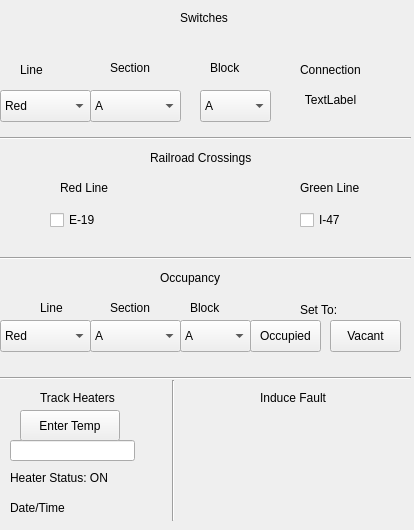
First picture: the form in Track Model/TestUI.ui, repository headhunter22/ECE1140-Train-Simulator, before the edit.
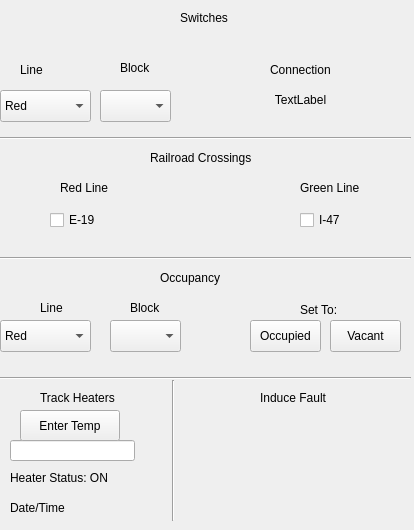
Second picture: the form after the edit.

Commit message: finished block, line, section classes and working on track model UI

What changed in the file:
```diff
--- a/Track Model/TestUI.ui
+++ b/Track Model/TestUI.ui
@@ -27,23 +27,10 @@
      <string>Switches</string>
     </property>
    </widget>
-   <widget class="QLabel" name="SwitchSec">
-    <property name="geometry">
-     <rect>
-      <x>110</x>
-      <y>60</y>
-      <width>58</width>
-      <height>16</height>
-     </rect>
-    </property>
-    <property name="text">
-     <string>Section</string>
-    </property>
-   </widget>
    <widget class="QLabel" name="SwitchBlock">
     <property name="geometry">
      <rect>
-      <x>210</x>
+      <x>120</x>
       <y>60</y>
       <width>58</width>
       <height>16</height>
@@ -56,7 +43,7 @@
    <widget class="QLabel" name="SwitchConn">
     <property name="geometry">
      <rect>
-      <x>300</x>
+      <x>270</x>
       <y>60</y>
       <width>81</width>
       <height>20</height>
@@ -170,23 +157,10 @@
      <string>Occupancy</string>
     </property>
    </widget>
-   <widget class="QLabel" name="OccSec">
-    <property name="geometry">
-     <rect>
-      <x>110</x>
-      <y>300</y>
-      <width>58</width>
-      <height>16</height>
-     </rect>
-    </property>
-    <property name="text">
-     <string>Section</string>
-    </property>
-   </widget>
    <widget class="QLabel" name="OccBlock">
     <property name="geometry">
      <rect>
-      <x>190</x>
+      <x>130</x>
       <y>300</y>
       <width>58</width>
       <height>16</height>
@@ -339,52 +313,12 @@
    <widget class="QComboBox" name="comboBox">
     <property name="geometry">
      <rect>
-      <x>90</x>
-      <y>90</y>
-      <width>91</width>
-      <height>32</height>
-     </rect>
-    </property>
-    <item>
-     <property name="text">
-      <string>A</string>
-     </property>
-    </item>
-    <item>
-     <property name="text">
-      <string>B</string>
-     </property>
-    </item>
-    <item>
-     <property name="text">
-      <string>C</string>
-     </property>
-    </item>
-   </widget>
-   <widget class="QComboBox" name="comboBox_2">
-    <property name="geometry">
-     <rect>
-      <x>200</x>
+      <x>100</x>
       <y>90</y>
       <width>71</width>
       <height>32</height>
      </rect>
     </property>
-    <item>
-     <property name="text">
-      <string>A</string>
-     </property>
-    </item>
-    <item>
-     <property name="text">
-      <string>B</string>
-     </property>
-    </item>
-    <item>
-     <property name="text">
-      <string>C</string>
-     </property>
-    </item>
    </widget>
    <widget class="QLabel" name="SwitchSec_2">
     <property name="geometry">
@@ -462,60 +396,20 @@
      </property>
     </item>
    </widget>
-   <widget class="QComboBox" name="OccSecSel">
-    <property name="geometry">
-     <rect>
-      <x>90</x>
-      <y>320</y>
-      <width>91</width>
-      <height>32</height>
-     </rect>
-    </property>
-    <item>
-     <property name="text">
-      <string>A</string>
-     </property>
-    </item>
-    <item>
-     <property name="text">
-      <string>B</string>
-     </property>
-    </item>
-    <item>
-     <property name="text">
-      <string>C</string>
-     </property>
-    </item>
-   </widget>
    <widget class="QComboBox" name="OccBlockSel">
     <property name="geometry">
      <rect>
-      <x>180</x>
+      <x>110</x>
       <y>320</y>
       <width>71</width>
       <height>32</height>
      </rect>
     </property>
-    <item>
-     <property name="text">
-      <string>A</string>
-     </property>
-    </item>
-    <item>
-     <property name="text">
-      <string>B</string>
-     </property>
-    </item>
-    <item>
-     <property name="text">
-      <string>C</string>
-     </property>
-    </item>
    </widget>
    <widget class="QLabel" name="Connection">
     <property name="geometry">
      <rect>
-      <x>270</x>
+      <x>240</x>
       <y>90</y>
       <width>121</width>
       <height>20</height>
```
Left out of the diff: 8 changed lines with no effect on the pictures. The commit also changes 5 other files.
